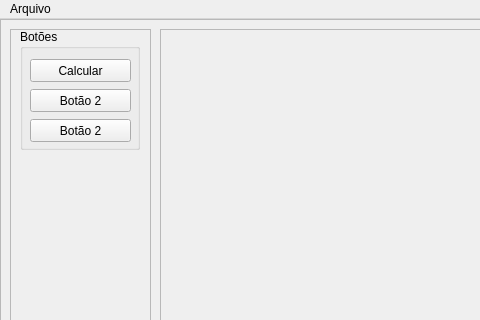
h3nnn4n/TSP-canificinia-secreta, file pitao/mainWindow.ui: the form before one commit; both pictures show x 0 to 480 and y 0 to 320 of the 800 by 600 pixel window.
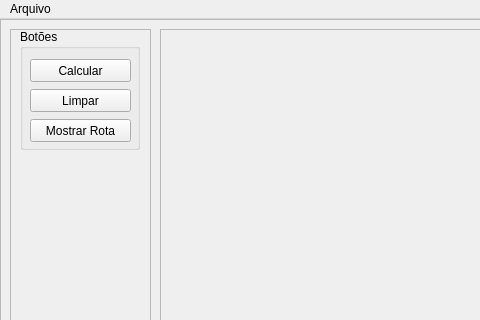
The form after the commit.

Commit message: Added button for clearing clicked points

The edit to the form file:
```diff
--- a/pitao/mainWindow.ui
+++ b/pitao/mainWindow.ui
@@ -94,7 +94,7 @@
         </rect>
        </property>
        <property name="text">
-        <string>Botão 2</string>
+        <string>Limpar</string>
        </property>
       </widget>
       <widget class="QPushButton" name="pushButton_3">
@@ -107,7 +107,7 @@
         </rect>
        </property>
        <property name="text">
-        <string>Botão 2</string>
+        <string>Mostrar Rota</string>
        </property>
       </widget>
      </widget>
```
Left out of the diff: 2 changed lines with no effect on the pictures. The commit also changes 3 other files.
